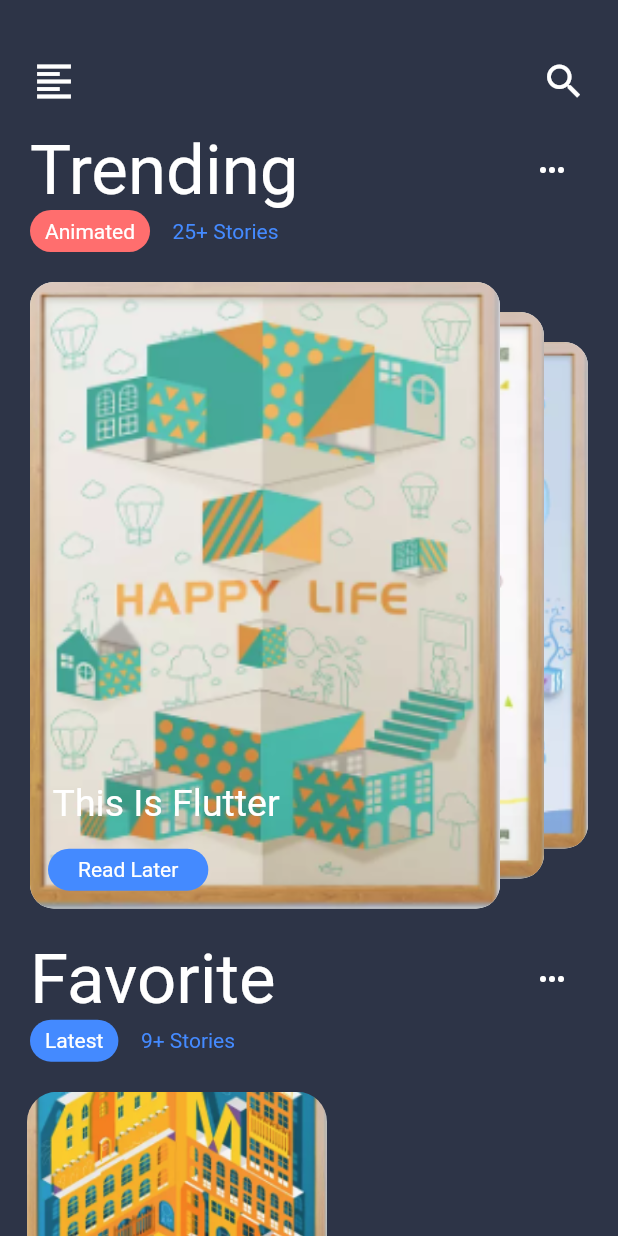
After one commit to QDMarkMan/flutter_shop_app, a Flutter app: the CardApp screen opened directly, on a phone screen of 412 x 824 dp. The commit adds this screen. Run offline on Flutter 3.47's test engine with Material 2 defaults, Android fonts, the phone set to English and light mode, and no system bars; our stand-ins replace carousel_pro, dio, flutter_screenutil, flutter_spinkit, fluttertoast, shared_preferences; missing offline and left inert: amap_base, fluttery_seekbar; accounts and stored records are empty; Roboto replaces fonts that are missing (Calibre-Semibold, SF-Pro-Text-Regular).

Commit message:
新增page页面

```diff
--- /dev/null
+++ b/lib/pages/card_page.dart
@@ -0,0 +1,309 @@
+import 'package:flutter/material.dart';
+import 'dart:math';
+
+// 数据部分
+/// 图片列表
+List<String> images = [
+  "images/cards/01.png",
+  "images/cards/02.png",
+  "images/cards/03.png",
+  "images/cards/04.png",
+];
+// 标题部分
+List<String> titles = [
+  "What IS This",
+  "Real Life",
+  "Show Me The World",
+  "This Is Flutter"
+];
+
+class CardPage extends StatelessWidget {
+  @override
+  Widget build(BuildContext context) {
+    return CardApp();
+  }
+}
+
+// 主要页面部分
+class CardApp extends StatefulWidget {
+  @override
+  _CardAppState createState() => _CardAppState();
+}
+
+class _CardAppState extends State<CardApp> {
+  /// 当前页
+  var _currentPage = images.length -1.0;
+
+  @override
+  Widget build(BuildContext context) {
+
+    /// ★ 需要学习
+    PageController pageController = PageController(initialPage: images.length-1);
+    pageController.addListener((){
+      setState(() {
+        _currentPage = pageController.page;
+      });
+    });
+
+    return Scaffold(
+      backgroundColor: Color(0xFF2d3447),
+      body: SingleChildScrollView(
+        child: Column(
+          children: <Widget>[
+            // top icon
+            Padding(
+              padding: const EdgeInsets.only(top: 30, bottom:8, left:12, right:12),
+              child: Row(
+                mainAxisAlignment: MainAxisAlignment.spaceBetween,
+                children: <Widget>[
+                  IconButton(
+                    icon: Icon(Icons.format_align_left, color: Colors.white,size: 30,),
+                    onPressed: () {
+
+                    },
+                  ),
+                  IconButton(
+                    icon: Icon(Icons.search, color: Colors.white,size: 30,),
+                    onPressed: () {
+
+                    },
+                  )
+                ],
+              ),
+            ),
+            // 标题部分
+            Padding(
+              padding: EdgeInsets.symmetric(horizontal: 20),
+              child: Row(
+                mainAxisAlignment: MainAxisAlignment.spaceBetween,
+                children: <Widget>[
+                  Text('Trending', style: TextStyle(
+                    color: Colors.white,
+                    fontSize: 46,
+                    fontFamily: "Calibre-Semibold"
+                  )),
+                  IconButton(
+                    icon: Icon(Icons.more_horiz,color: Colors.white,),
+                    onPressed: () {
+
+                    },
+                  )
+                ],
+              ),
+            ),
+            Padding(
+              padding: EdgeInsets.only(left: 20),
+              child: Row(
+                children: <Widget>[
+                  Container(
+                    decoration: BoxDecoration(
+                      color: Color(0xFFff6e6e),
+                      borderRadius: BorderRadius.circular(30),
+                    ),
+                    child: Center(
+                      child: Padding(
+                        padding: EdgeInsets.symmetric(horizontal: 10, vertical: 6),
+                        child: Text(
+                          'Animated',
+                          style: TextStyle (
+                            color: Colors.white
+                          )
+                        ),
+                      ),
+                    )
+                  ),
+                  SizedBox(
+                    width: 15,
+                  ),
+                  Text('25+ Stories', style: TextStyle(color: Colors.blueAccent))
+                ],
+              )
+            ),
+            Stack(
+              children: <Widget>[
+                CardScrollWidget(_currentPage),
+                Positioned.fill(
+                  child: PageView.builder(
+                    itemCount: images.length,
+                    controller: pageController,
+                    reverse: true,
+                    itemBuilder: (context, index) {
+                      return Container();
+                    },
+                  ),
+                )
+              ],
+            ),
+            // favorite
+            Padding(
+              padding: EdgeInsets.symmetric(horizontal: 20),
+              child: Row(
+                mainAxisAlignment: MainAxisAlignment.spaceBetween,
+                children: <Widget>[
+                  Text('Favorite', style: TextStyle(
+                    color: Colors.white,
+                    fontSize: 46,
+                    fontFamily: "Calibre-Semibold"
+                  )),
+                  IconButton(
+                    icon: Icon(Icons.more_horiz,color: Colors.white,),
+                    onPressed: () {
+
+                    },
+                  )
+                ],
+              ),
+            ),
+            Padding(
+              padding: EdgeInsets.only(left: 20),
+              child: Row(
+                children: <Widget>[
+                  Container(
+                    decoration: BoxDecoration(
+                      color: Colors.blueAccent,
+                      borderRadius: BorderRadius.circular(30),
+                    ),
+                    child: Center(
+                      child: Padding(
+                        padding: EdgeInsets.symmetric(horizontal: 10, vertical: 6),
+                        child: Text(
+                          'Latest',
+                          style: TextStyle (
+                            color: Colors.white
+                          )
+                        ),
+                      ),
+                    )
+                  ),
+                  SizedBox(
+                    width: 15,
+                  ),
+                  Text('9+ Stories', style: TextStyle(color: Colors.blueAccent))
+                ],
+              )
+            ),
+            SizedBox(
+              height: 20,
+            ),
+            Row(
+              mainAxisAlignment: MainAxisAlignment.start,
+              children: <Widget>[
+                Padding(
+                  padding: const EdgeInsets.only(left: 18),
+                  child: ClipRRect(
+                    borderRadius: BorderRadius.circular(20),
+                    child: Image.asset("images/cards/01.png", fit: BoxFit.cover,width: 200, height: 160,),
+                  ),
+                )
+              ],
+            )
+          ],
+        ),
+      ),
+    );
+  }
+}
+var cardAspectRatio = 12.0 / 16.0;
+var widgetAspectRatio = cardAspectRatio * 1.2;
+
+class CardScrollWidget extends StatelessWidget {
+
+  final currentPage;
+  final padding = 20.0;
+  final verticalInset = 20.0;
+
+  CardScrollWidget(this.currentPage);
+
+  @override
+  Widget build(BuildContext context) {
+    /// AspectRatio的用处是什么 ？
+    return AspectRatio(
+      aspectRatio: widgetAspectRatio,
+      /// LayoutBuilder怎么用？
+      child: LayoutBuilder(
+        builder: (context, contraints) {
+          var width = contraints.maxWidth;
+          var height = contraints.maxHeight;
+
+          var safeWidth = width - 2 * padding;
+          var safeHeight = height -2 * padding;
+
+          var heightOfPrimaryCard = safeHeight;
+          var widthOfPrimaryCard = heightOfPrimaryCard * cardAspectRatio;
+
+          var primaryCardLeft = safeWidth - widthOfPrimaryCard;
+          var horizInset = primaryCardLeft / 2;
+          List<Widget> list = List();
+          for (var i = 0; i < images.length; i++) {
+            var delta = i - currentPage;
+            var onRight = delta > 0;
+
+            var start = padding + max(primaryCardLeft - horizInset * -delta * (onRight ? 15: 1), 0);
+
+            var cardItem = Positioned.directional(
+              top: padding + verticalInset * max(-delta, 0),
+              bottom: padding + verticalInset * max(-delta, 0),
+              start: start,
+              textDirection: TextDirection.rtl,
+              /// ClipRRect ? 这又是个啥
+              child: ClipRRect(
+                  borderRadius: BorderRadius.circular(16),
+
+                  child: Container(
+                  decoration: BoxDecoration(
+                    color: Colors.white,
+                    boxShadow: [
+                      BoxShadow(
+                        color: Colors.black12,
+                        offset: Offset(3, 6),
+                        blurRadius: 10
+                      )
+                    ]
+                  ),
+                  child: AspectRatio(
+                    aspectRatio: cardAspectRatio,
+                    child: Stack(
+                      fit: StackFit.expand,
+                      children: <Widget>[
+                        Image.asset(images[i], fit: BoxFit.cover),
+                        Align(
+                          alignment: Alignment.bottomLeft,
+                          child: Column(
+                            mainAxisSize: MainAxisSize.min,
+                            crossAxisAlignment: CrossAxisAlignment.start,
+                            children: <Widget>[
+                              Padding(
+                                padding: EdgeInsets.symmetric(horizontal: 15, vertical: 6),
+                                child: Text(titles[i], style:TextStyle(color: Colors.white, fontSize: 25, fontFamily:"SF-Pro-Text-Regular")),
+                              ),
+                              SizedBox(height: 10,),
+                              Padding(
+                                padding: EdgeInsets.only(left: 12, bottom: 12),
+                                child: Container(
+                                  padding: EdgeInsets.symmetric(vertical: 6, horizontal: 20),
+                                  decoration: BoxDecoration(
+                                    color: Colors.blueAccent,
+                                    borderRadius: BorderRadius.circular(20)
+                                  ),
+                                  child: Text('Read Later', style: TextStyle(color: Colors.white)),
+                                ),
+                              )
+                            ],
+                          ),
+                        )
+                      ],
+                    ),
+                  ),
+                ),
+              ),
+            );
+            list.add(cardItem);
+          }
+          return Stack(
+            children: list,
+          );
+        },
+      ),
+    );
+  }
+}
--- a/lib/widgets/nav_drawer.dart
+++ b/lib/widgets/nav_drawer.dart
@@ -9,7 +9,7 @@ import 'package:shop_app/pages/android_page.dart';
 import 'package:shop_app/pages/music_view.dart';
 import 'package:shop_app/pages/animate_page.dart';
 import 'package:shop_app/pages/login_ui2.dart';
-
+import 'package:shop_app/pages/card_page.dart';
 
 class NavDrawer extends StatelessWidget {
   @override
@@ -85,6 +85,12 @@ class NavDrawer extends StatelessWidget {
             },
           ),
           InkWell(
+            child: ListTile(title: Text('Card'), leading: Icon(Icons.credit_card, color: Theme.of(context).primaryColor,)),
+            onTap: () {
+                _jumpPage(CardPage());
+            },
+          ),
+          InkWell(
             child: ListTile(title: Text('AndroidView'), leading: Icon(Icons.map, color: Theme.of(context).primaryColor,)),
             onTap: () {
                 _jumpPage(AndroidPage());
--- a/pubspec.yaml
+++ b/pubspec.yaml
@@ -83,6 +83,12 @@ flutter:
   - images/products/pro06.jpg
   # 地图相关图片
   - images/default_marker.png
+  # 卡片图片
+  - images/cards/01.png
+  - images/cards/02.png
+  - images/cards/03.png
+  - images/cards/04.png
+
 
   #  - images/a_dot_ham.jpeg
 
```
Also changed, not shown: images/cards/01.png (added), images/cards/02.png (added), images/cards/03.png (added), images/cards/04.png (added).
